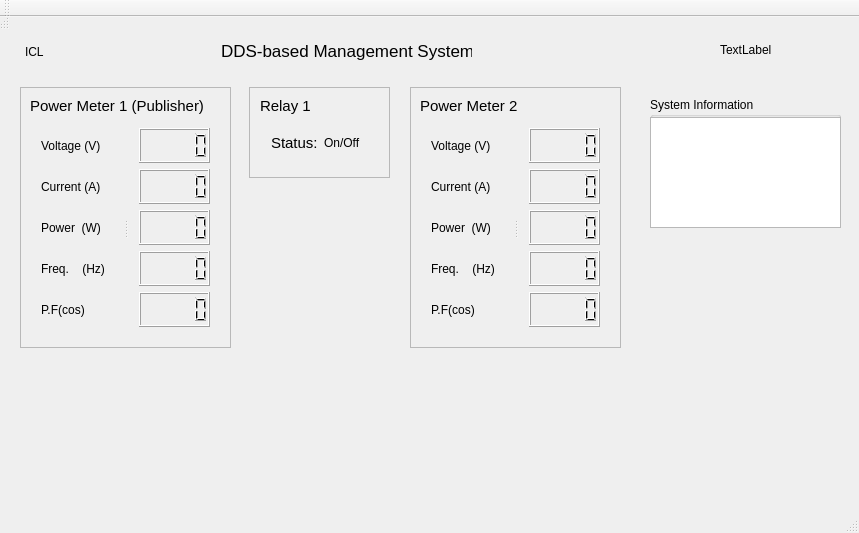
The window that mainwindow_dds.ui (yaxchuang/Qt_dds) describes before a commit, drawn with Qt 5.
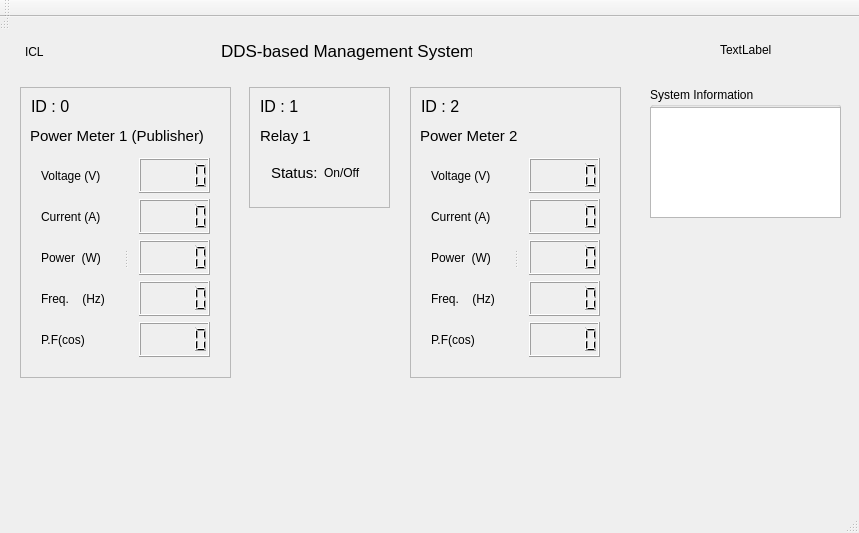
The same window after the commit.

The edit to the form file:
```diff
--- a/mainwindow_dds.ui
+++ b/mainwindow_dds.ui
@@ -80,7 +80,7 @@
      <property name="geometry">
       <rect>
        <x>420</x>
-       <y>70</y>
+       <y>100</y>
        <width>181</width>
        <height>17</height>
       </rect>
@@ -110,7 +110,7 @@
      <property name="geometry">
       <rect>
        <x>30</x>
-       <y>70</y>
+       <y>100</y>
        <width>181</width>
        <height>17</height>
       </rect>
@@ -140,7 +140,7 @@
      <property name="geometry">
       <rect>
        <x>260</x>
-       <y>70</y>
+       <y>100</y>
        <width>51</width>
        <height>17</height>
       </rect>
@@ -170,7 +170,7 @@
      <property name="geometry">
       <rect>
        <x>260</x>
-       <y>90</y>
+       <y>120</y>
        <width>121</width>
        <height>51</height>
       </rect>
@@ -283,7 +283,7 @@
      <property name="geometry">
       <rect>
        <x>420</x>
-       <y>90</y>
+       <y>120</y>
        <width>191</width>
        <height>221</height>
       </rect>
@@ -481,9 +481,14 @@
        <x>249</x>
        <y>60</y>
        <width>141</width>
-       <height>91</height>
+       <height>121</height>
       </rect>
      </property>
+     <property name="font">
+      <font>
+       <pointsize>12</pointsize>
+      </font>
+     </property>
      <property name="widgetResizable">
       <bool>true</bool>
      </property>
@@ -493,9 +498,27 @@
         <x>0</x>
         <y>0</y>
         <width>139</width>
-        <height>89</height>
+        <height>119</height>
        </rect>
       </property>
+      <widget class="QLabel" name="label_3">
+       <property name="geometry">
+        <rect>
+         <x>10</x>
+         <y>10</y>
+         <width>67</width>
+         <height>17</height>
+        </rect>
+       </property>
+       <property name="font">
+        <font>
+         <pointsize>12</pointsize>
+        </font>
+       </property>
+       <property name="text">
+        <string>ID : 1</string>
+       </property>
+      </widget>
      </widget>
     </widget>
     <widget class="QScrollArea" name="scrollArea_3">
@@ -504,7 +527,7 @@
        <x>410</x>
        <y>60</y>
        <width>211</width>
-       <height>261</height>
+       <height>291</height>
       </rect>
      </property>
      <property name="widgetResizable">
@@ -516,9 +539,27 @@
         <x>0</x>
         <y>0</y>
         <width>209</width>
-        <height>259</height>
+        <height>289</height>
        </rect>
       </property>
+      <widget class="QLabel" name="label_4">
+       <property name="geometry">
+        <rect>
+         <x>10</x>
+         <y>10</y>
+         <width>67</width>
+         <height>17</height>
+        </rect>
+       </property>
+       <property name="font">
+        <font>
+         <pointsize>12</pointsize>
+        </font>
+       </property>
+       <property name="text">
+        <string>ID : 2</string>
+       </property>
+      </widget>
      </widget>
     </widget>
     <widget class="QScrollArea" name="scrollArea_2">
@@ -527,7 +568,7 @@
        <x>20</x>
        <y>60</y>
        <width>211</width>
-       <height>261</height>
+       <height>291</height>
       </rect>
      </property>
      <property name="widgetResizable">
@@ -539,16 +580,34 @@
         <x>0</x>
         <y>0</y>
         <width>209</width>
-        <height>259</height>
+        <height>289</height>
        </rect>
       </property>
+      <widget class="QLabel" name="label_2">
+       <property name="geometry">
+        <rect>
+         <x>10</x>
+         <y>10</y>
+         <width>67</width>
+         <height>17</height>
+        </rect>
+       </property>
+       <property name="font">
+        <font>
+         <pointsize>12</pointsize>
+        </font>
+       </property>
+       <property name="text">
+        <string>ID : 0</string>
+       </property>
+      </widget>
      </widget>
     </widget>
     <widget class="QSplitter" name="splitter">
      <property name="geometry">
       <rect>
        <x>30</x>
-       <y>90</y>
+       <y>120</y>
        <width>191</width>
        <height>221</height>
       </rect>
@@ -763,7 +822,7 @@
     <property name="geometry">
      <rect>
       <x>650</x>
-      <y>80</y>
+      <y>70</y>
       <width>191</width>
       <height>131</height>
      </rect>
```
